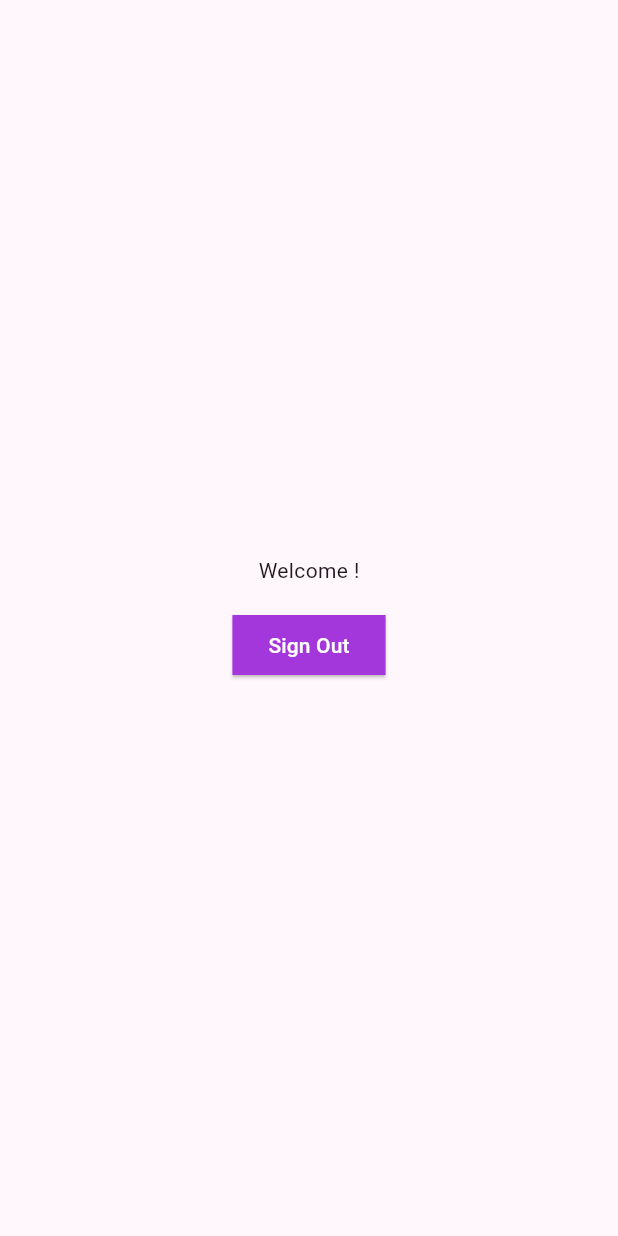
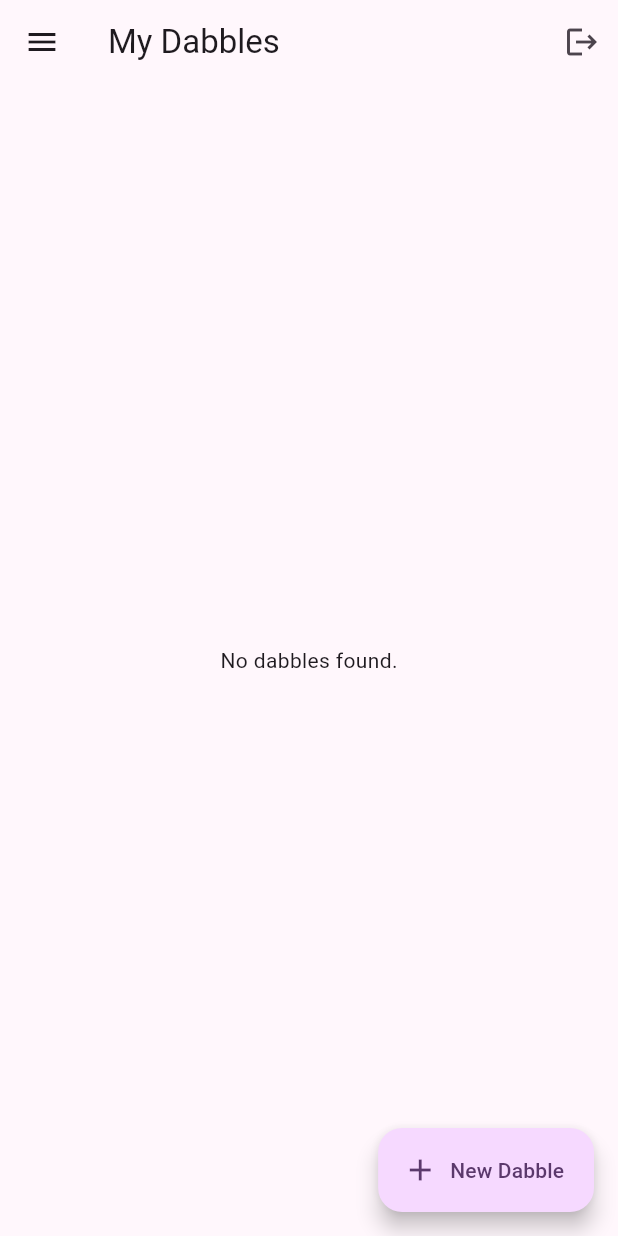
Before and after one commit to Screendead/dabble, a Flutter app: the screen it shows once a user with an empty profile is signed in, on a phone screen of 412 x 824 dp. Run offline on Flutter 3.47's test engine with Material 2 defaults, Android fonts, the phone set to English and light mode, and no system bars; our stand-ins replace cloud_firestore, firebase_auth, firebase_core; missing offline and left inert: assorted_layout_widgets; accounts and stored records are empty; statements that could not run were skipped.

Commit message:
Add dabble list

```diff
--- a/lib/dabble.dart
+++ b/lib/dabble.dart
@@ -1,4 +1,5 @@
 import 'package:dabble/pages/authenticate.dart';
+import 'package:dabble/pages/home.dart';
 import 'package:firebase_auth/firebase_auth.dart';
 import 'package:flutter/material.dart';
 import 'package:provider/provider.dart';
@@ -56,24 +57,7 @@ class Dabble extends StatelessWidget {
                 return const Authenticate();
               }
 
-              return Scaffold(
-                body: SizedBox.expand(
-                  child: Column(
-                    mainAxisAlignment: MainAxisAlignment.center,
-                    crossAxisAlignment: CrossAxisAlignment.center,
-                    children: [
-                      Text('Welcome ${user.email}!'),
-                      const SizedBox(height: 16),
-                      ElevatedButton(
-                        onPressed: () async {
-                          await FirebaseAuth.instance.signOut();
-                        },
-                        child: const Text('Sign Out'),
-                      ),
-                    ],
-                  ),
-                ),
-              );
+              return const Home();
             },
           ),
         ),
--- /dev/null
+++ b/lib/objects/dabble.dart
@@ -0,0 +1,69 @@
+import 'dart:math';
+
+import 'package:cloud_firestore/cloud_firestore.dart';
+import 'package:flutter/material.dart';
+
+class Dabble {
+  late final DocumentReference reference;
+  late final String title;
+  late final int duration;
+  late final Timestamp createdAt;
+
+  Dabble({
+    required this.reference,
+    required this.title,
+    required this.duration,
+    required this.createdAt,
+  });
+
+  double get progress {
+    return min(
+      1,
+      DateTime.now()
+              .difference(
+                DateTime.fromMillisecondsSinceEpoch(
+                  createdAt.millisecondsSinceEpoch,
+                ),
+              )
+              .inMilliseconds
+              .toDouble() /
+          duration /
+          1000,
+    );
+  }
+
+  String get progressString {
+    return '${(progress * 100).toStringAsFixed(0)}%';
+  }
+
+  Color get color {
+    if (progress == 1) {
+      return Colors.green;
+    } else if (progress > 0.75) {
+      return Colors.orange;
+    } else if (progress > 0.5) {
+      return Colors.deepOrange;
+    } else {
+      return Colors.red;
+    }
+  }
+
+  Dabble.fromMap(this.reference, Map<String, dynamic> map) {
+    title = map['title'] as String? ?? '';
+    duration = map['duration'] as int? ?? 0;
+    createdAt = map['createdAt'] as Timestamp? ?? Timestamp.now();
+  }
+
+  Map<String, dynamic> toMap() {
+    return <String, dynamic>{
+      'title': title,
+      'duration': duration,
+      'createdAt': createdAt,
+    };
+  }
+
+  @override
+  String toString() {
+    return 'Dabble{title: $title, duration: $duration, createdAt: $createdAt}';
+  }
+}
--- /dev/null
+++ b/lib/pages/home.dart
@@ -0,0 +1,93 @@
+import 'package:cloud_firestore/cloud_firestore.dart';
+import 'package:dabble/widgets/my_dabbles.dart';
+import 'package:dabble/widgets/new_dabble.dart';
+import 'package:firebase_auth/firebase_auth.dart';
+import 'package:flutter/material.dart';
+
+class Home extends StatelessWidget {
+  const Home({super.key});
+
+  @override
+  Widget build(BuildContext context) {
+    return Scaffold(
+      appBar: AppBar(
+        title: const Text('My Dabbles'),
+        leading: Builder(
+          builder: (context) {
+            return IconButton(
+              icon: const Icon(Icons.menu),
+              onPressed: () {
+                Scaffold.of(context).openDrawer();
+              },
+            );
+          },
+        ),
+        actions: [
+          IconButton(
+            icon: const Icon(Icons.logout),
+            onPressed: () async {
+              await FirebaseAuth.instance.signOut();
+            },
+          ),
+        ],
+      ),
+      body: const MyDabbles(),
+      drawer: Drawer(
+        child: ListView(
+          children: [
+            DrawerHeader(
+              child: Text(
+                FirebaseAuth.instance.currentUser!.email!,
+              ),
+            ),
+            ListTile(
+              title: const Text('My Dabbles'),
+              onTap: () {
+                Navigator.of(context).push(
+                  MaterialPageRoute(
+                    builder: (_) => Scaffold(
+                      appBar: AppBar(
+                        title: const Text('My Dabbles'),
+                      ),
+                      body: const MyDabbles(),
+                    ),
+                  ),
+                );
+              },
+            ),
+            ListTile(
+              title: const Text('My Profile'),
+              onTap: () {
+                Navigator.of(context).pop();
+              },
+            ),
+          ],
+        ),
+      ),
+      floatingActionButton: FloatingActionButton.extended(
+        onPressed: () async {
+          ScaffoldMessengerState messenger = ScaffoldMessenger.of(context);
+
+          DocumentReference<Map<String, dynamic>>? dabble =
+              await showModalBottomSheet<
+                  DocumentReference<Map<String, dynamic>>>(
+            context: context,
+            builder: (_) => const NewDabble(),
+          );
+
+          if (dabble != null) {
+            messenger.showSnackBar(
+              SnackBar(
+                content: Text(
+                  'Dabble created: ${dabble.id}',
+                ),
+              ),
+            );
+          }
+        },
+        label: const Text('New Dabble'),
+        icon: const Icon(Icons.add),
+      ),
+    );
+  }
+}
--- /dev/null
+++ b/lib/utils/to_closest_time_unit.dart
@@ -0,0 +1,6 @@
+toClosestTimeUnit(num minutes) {
+  minutes = minutes.round();
+  return minutes < 60
+      ? '$minutes min'
+      : '${minutes ~/ 60} hr${minutes % 60 == 0 ? '' : ' ${minutes % 60} min'}';
+}
--- /dev/null
+++ b/lib/widgets/my_dabbles.dart
@@ -0,0 +1,54 @@
+import 'package:cloud_firestore/cloud_firestore.dart';
+import 'package:dabble/objects/dabble.dart';
+import 'package:dabble/widgets/dabble_tile.dart';
+import 'package:firebase_auth/firebase_auth.dart';
+import 'package:flutter/material.dart';
+
+class MyDabbles extends StatelessWidget {
+  const MyDabbles({super.key});
+
+  @override
+  Widget build(BuildContext context) {
+    return StreamBuilder(
+      stream: FirebaseFirestore.instance
+          .collection('dabbles')
+          .where('owner', isEqualTo: FirebaseAuth.instance.currentUser!.uid)
+          .snapshots(),
+      builder: (BuildContext context,
+          AsyncSnapshot<QuerySnapshot<Map<String, dynamic>>> snapshot) {
+        if (snapshot.hasError) {
+          return Center(
+            child: Text(
+              'Error: ${snapshot.error}',
+              textAlign: TextAlign.center,
+            ),
+          );
+        }
+
+        if (snapshot.connectionState == ConnectionState.waiting) {
+          return const Center(
+            child: CircularProgressIndicator(),
+          );
+        }
+
+        if (snapshot.data!.docs.isEmpty) {
+          return const Center(
+            child: Text('No dabbles found.'),
+          );
+        }
+
+        return ListView(
+          children: snapshot.data!.docs
+              .map((DocumentSnapshot<Map<String, dynamic>> document) {
+            return DabbleTile(
+              dabble: Dabble.fromMap(
+                document.reference,
+                document.data()!,
+              ),
+            );
+          }).toList(),
+        );
+      },
+    );
+  }
+}
--- a/pubspec.yaml
+++ b/pubspec.yaml
@@ -40,6 +40,8 @@ dependencies:
   firebase_auth: ^4.7.2
   cloud_firestore: ^4.8.4
   firebase_storage: ^11.2.5
+  flutter_picker: ^2.1.0
+  assorted_layout_widgets: ^8.0.4
 
 dev_dependencies:
   flutter_test:
```
Also changed, not shown: lib/widgets/dabble_tile.dart (added, +111 -0 lines), lib/widgets/new_dabble.dart (added, +155 -0 lines), pubspec.lock, 2 other files.
